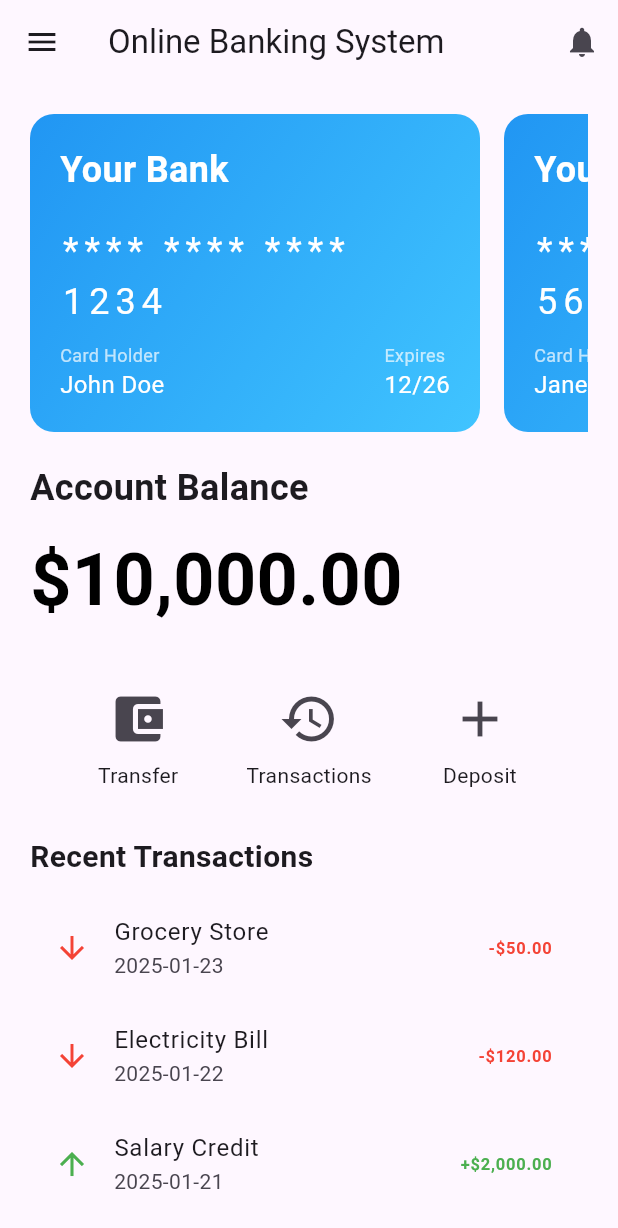
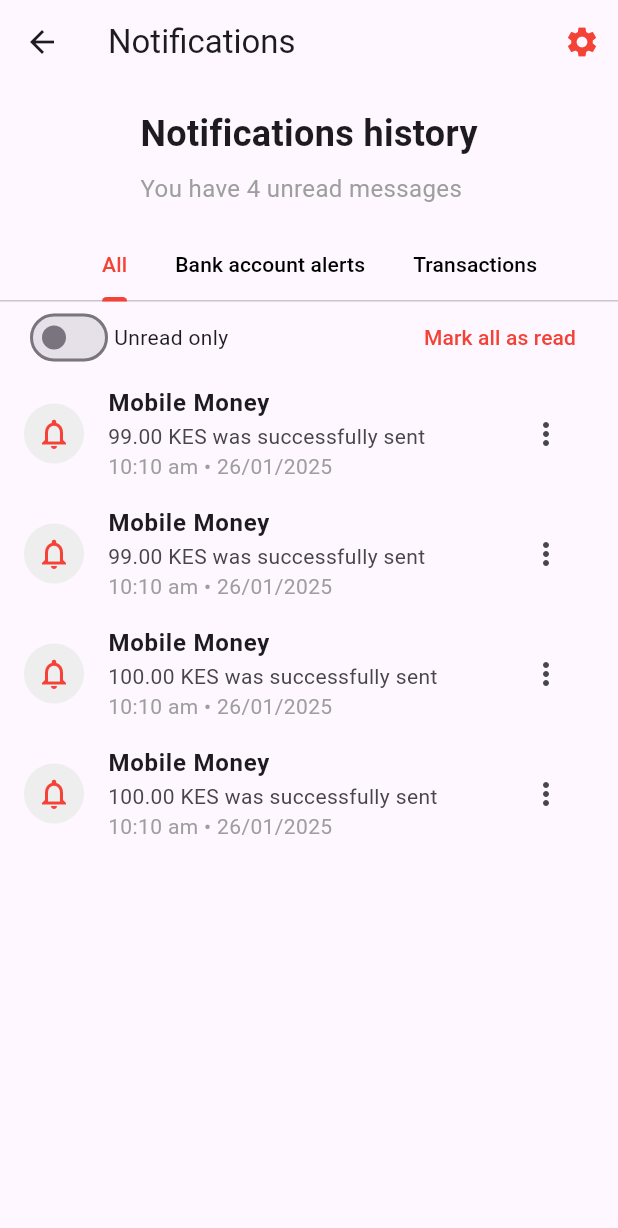
Before and after one commit to Kashyroyalty/Flutter_mobile_app, a Flutter app: the HomePage screen opened by its route, after a tap on the "notifications" icon, on a phone screen of 412 x 824 dp. Shown: the top 1228 px of the screen. Run offline on Flutter 3.47's test engine with Material 3 defaults, Android fonts, the phone set to English and light mode, and no system bars; our stand-ins replace local_auth.

Commit message:
make notification bar active

```diff
--- a/lib/AccountPage.dart
+++ b/lib/AccountPage.dart
@@ -75,6 +75,7 @@ class ActionButton extends StatelessWidget {
   final IconData icon;
   final String label;
 
+
   ActionButton({required this.icon, required this.label});
 
   @override
--- a/lib/HomePage.dart
+++ b/lib/HomePage.dart
@@ -1,4 +1,5 @@
 import 'package:flutter/material.dart';
+import 'package:online_banking_system/NotificationPage.dart';
 
 class HomePage extends StatelessWidget {
   final List<Map<String, String>> cards = [
@@ -38,7 +39,11 @@ class HomePage extends StatelessWidget {
           IconButton(
             icon: Icon(Icons.notifications),
             onPressed: () {
-              // Notification functionality
+              // Navigate to NotificationPage
+              Navigator.push(
+                context,
+                MaterialPageRoute(builder: (context) => NotificationsPage()),
+              );
             },
           ),
         ],
--- /dev/null
+++ b/lib/NotificationPage.dart
@@ -0,0 +1,226 @@
+import 'package:flutter/material.dart';
+
+// Notification Item Model
+class NotificationItem {
+  final String title;
+  final String message;
+  final String time;
+  final String date;
+
+  NotificationItem({
+    required this.title,
+    required this.message,
+    required this.time,
+    required this.date,
+  });
+}
+
+class NotificationsPage extends StatefulWidget {
+  @override
+  _NotificationsPageState createState() => _NotificationsPageState();
+}
+
+class _NotificationsPageState extends State<NotificationsPage> with SingleTickerProviderStateMixin {
+  late TabController _tabController;
+  bool _showUnreadOnly = false;
+
+  // Sample notification data
+  final List<NotificationItem> notifications = [
+    NotificationItem(
+      title: 'Mobile Money',
+      message: '99.00 KES was successfully sent',
+      time: '10:10 am',
+      date: '26/01/2025',
+    ),
+    NotificationItem(
+      title: 'Mobile Money',
+      message: '99.00 KES was successfully sent',
+      time: '10:10 am',
+      date: '26/01/2025',
+    ),
+    NotificationItem(
+      title: 'Mobile Money',
+      message: '100.00 KES was successfully sent',
+      time: '10:10 am',
+      date: '26/01/2025',
+    ),
+    NotificationItem(
+      title: 'Mobile Money',
+      message: '100.00 KES was successfully sent',
+      time: '10:10 am',
+      date: '26/01/2025',
+    ),
+  ];
+
+  @override
+  void initState() {
+    super.initState();
+    _tabController = TabController(length: 3, vsync: this);
+  }
+
+  @override
+  void dispose() {
+    _tabController.dispose();
+    super.dispose();
+  }
+
+  @override
+  Widget build(BuildContext context) {
+    return Scaffold(
+      appBar: AppBar(
+        leading: IconButton(
+          icon: Icon(Icons.arrow_back),
+          onPressed: () => Navigator.pop(context),
+        ),
+        title: Text('Notifications'),
+        actions: [
+          IconButton(
+            icon: Icon(Icons.settings),
+            color: Colors.red,
+            onPressed: () {
+              // Handle settings tap
+            },
+          ),
+        ],
+      ),
+      body: Column(
+        children: [
+          Padding(
+            padding: EdgeInsets.all(16.0),
+            child: Column(
+              crossAxisAlignment: CrossAxisAlignment.start,
+              children: [
+                Text(
+                  'Notifications history',
+                  style: TextStyle(
+                    fontSize: 24,
+                    fontWeight: FontWeight.bold,
+                  ),
+                ),
+                SizedBox(height: 8),
+                Text(
+                  'You have ${notifications.length} unread messages',
+                  style: TextStyle(
+                    color: Colors.grey,
+                    fontSize: 16,
+                  ),
+                ),
+              ],
+            ),
+          ),
+          TabBar(
+            controller: _tabController,
+            isScrollable: true,
+            tabs: [
+              Tab(text: 'All'),
+              Tab(text: 'Bank account alerts'),
+              Tab(text: 'Transactions'),
+            ],
+            labelColor: Colors.red,
+            unselectedLabelColor: Colors.black,
+            indicatorColor: Colors.red,
+          ),
+          Padding(
+            padding: EdgeInsets.symmetric(horizontal: 16.0),
+            child: Row(
+              mainAxisAlignment: MainAxisAlignment.spaceBetween,
+              children: [
+                Row(
+                  children: [
+                    Switch(
+                      value: _showUnreadOnly,
+                      onChanged: (value) {
+                        setState(() {
+                          _showUnreadOnly = value;
+                        });
+                      },
+                      activeColor: Colors.red,
+                    ),
+                    Text('Unread only'),
+                  ],
+                ),
+                TextButton(
+                  onPressed: () {
+                    // Handle mark all as read
+                  },
+                  child: Text(
+                    'Mark all as read',
+                    style: TextStyle(color: Colors.red),
+                  ),
+                ),
+              ],
+            ),
+          ),
+          Expanded(
+            child: TabBarView(
+              controller: _tabController,
+              children: [
+                // All notifications tab
+                _buildNotificationsList(notifications),
+                // Bank account alerts tab
+                _buildNotificationsList(notifications),
+                // Transactions tab
+                _buildNotificationsList(notifications),
+              ],
+            ),
+          ),
+        ],
+      ),
+    );
+  }
+
+  Widget _buildNotificationsList(List<NotificationItem> items) {
+    return ListView.builder(
+      itemCount: items.length,
+      itemBuilder: (context, index) {
+        final notification = items[index];
+        return ListTile(
+          leading: Container(
+            padding: EdgeInsets.all(8),
+            decoration: BoxDecoration(
+              color: Colors.grey[200],
+              shape: BoxShape.circle,
+            ),
+            child: Icon(Icons.notifications_outlined, color: Colors.red),
+          ),
+          title: Text(
+            notification.title,
+            style: TextStyle(fontWeight: FontWeight.bold),
+          ),
+          subtitle: Column(
+            crossAxisAlignment: CrossAxisAlignment.start,
+            children: [
+              Text(notification.message),
+              Text(
+                '${notification.time} • ${notification.date}',
+                style: TextStyle(color: Colors.grey),
+              ),
+            ],
+          ),
+          trailing: IconButton(
+            icon: Icon(Icons.more_vert),
+            onPressed: () {
+              // Handle more options
+            },
+          ),
+        );
+      },
+    );
+  }
+}
+
+// Add this to your main app bar to navigate to the notifications page
+class NotificationButton extends StatelessWidget {
+  @override
+  Widget build(BuildContext context) {
+    return IconButton(
+      icon: Icon(Icons.notifications),
+      onPressed: () {
+        Navigator.push(
+          context,
+          MaterialPageRoute(builder: (context) => NotificationsPage()),
+        );
+      },
+    );
+  }
+}
```
Also changed, not shown: lib/DepositPage.dart (added, +95 -0 lines), lib/Card.dart (added).
